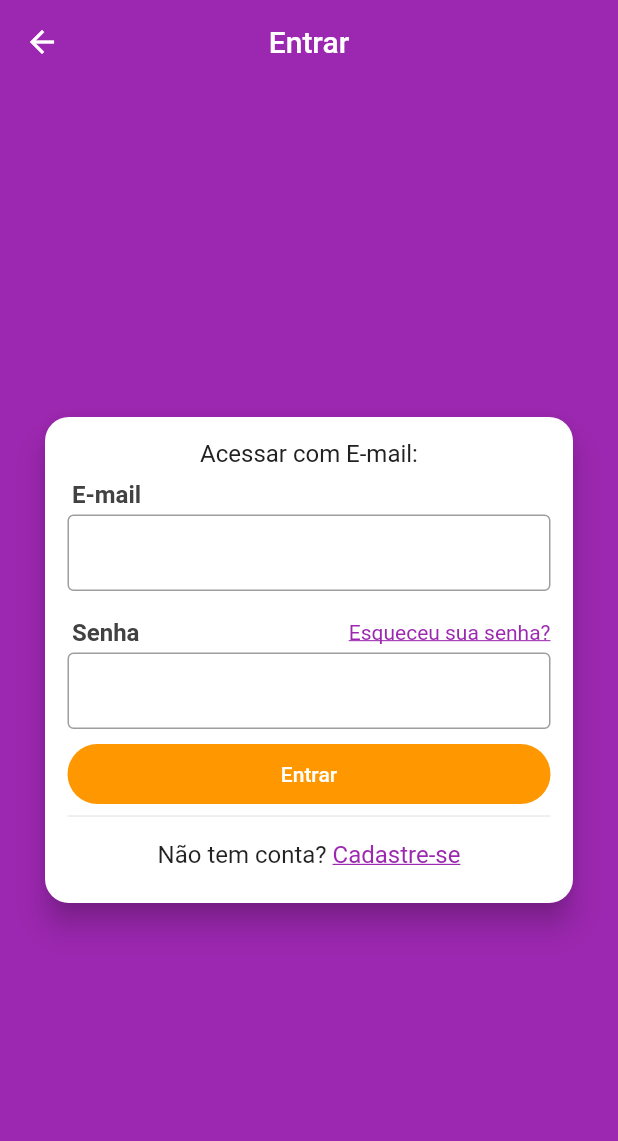
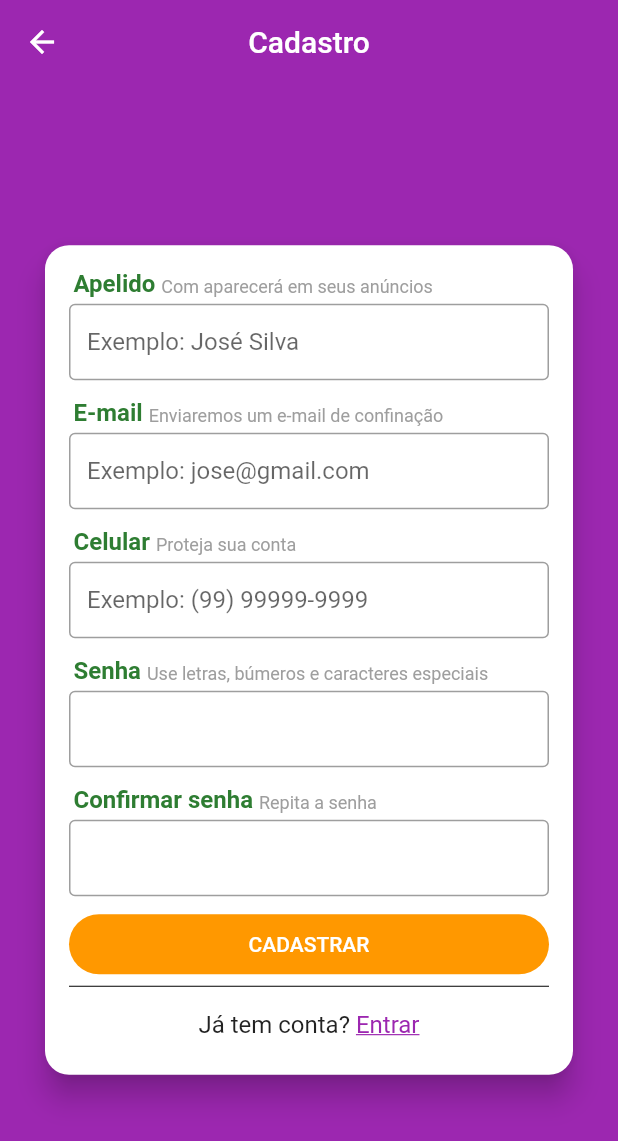
Before and after one commit to claudio-sr/olx-clone, a Flutter app: the LoginScreen screen opened directly, after a tap on "Cadastre-se", on a phone screen of 412 x 824 dp. Shown: the top 1141 px of the screen. Run offline on Flutter 3.47's test engine with Material 2 defaults, Android fonts, the phone set to English and light mode, and no system bars; our stand-ins replace brasil_fields, get_it, mobx, parse_server_sdk_flutter; generated files the repository leaves out were written again.

Commit message:
Tela de Cadastro

```diff
--- a/lib/screens/login/login_screen.dart
+++ b/lib/screens/login/login_screen.dart
@@ -1,4 +1,5 @@
 import 'package:flutter/material.dart';
+import 'package:xlo_clone/screens/signup/signup_screen.dart';
 
 class LoginScreen extends StatelessWidget {
   @override
@@ -88,7 +89,7 @@ class LoginScreen extends StatelessWidget {
                     height: 40,
                     child: RaisedButton(
                       color: Colors.orange,
-                      child: Text('Entrar'),
+                      child: Text('ENTRAR'),
                       textColor: Colors.white,
                       elevation: 0,
                       shape: RoundedRectangleBorder(
@@ -109,10 +110,10 @@ class LoginScreen extends StatelessWidget {
                         ),
                         GestureDetector(
                           onTap: () {
-                            /*Navigator.of(context).push(MaterialPageRoute(
-                              builder: (_) => SingUpScreen()
+                            Navigator.of(context).push(MaterialPageRoute(
+                              builder: (_) => SignUpScreen()
                             )
-                            );*/
+                            );
                           },
                           child: Text(
                             'Cadastre-se',
--- /dev/null
+++ b/lib/screens/signup/field_title.dart
@@ -0,0 +1,34 @@
+import 'package:flutter/material.dart';
+
+class FieldTitle extends StatelessWidget {
+
+  final String title;
+  final String subtitle;
+
+  FieldTitle({this.title, this.subtitle});
+
+  @override
+  Widget build(BuildContext context) {
+    return Padding(
+      padding: EdgeInsets.only(left: 3, bottom: 4),
+      child: Wrap(
+        crossAxisAlignment: WrapCrossAlignment.end,
+        children: [
+          Text('$title ',
+          style: TextStyle(
+            color: Colors.green[800],
+            fontSize: 16,
+            fontWeight: FontWeight.w700,
+            ),
+          ),
+          Text('$subtitle ',
+          style: TextStyle(
+            color: Colors.grey,
+            fontSize: 12,
+          ),
+          ),
+        ],
+      ),
+    );
+  }
+}
--- /dev/null
+++ b/lib/screens/signup/signup_screen.dart
@@ -0,0 +1,134 @@
+import 'package:brasil_fields/brasil_fields.dart';
+import 'package:flutter/material.dart';
+import 'package:flutter/services.dart';
+import 'package:xlo_clone/screens/signup/field_title.dart';
+
+class SignUpScreen extends StatelessWidget {
+  @override
+  Widget build(BuildContext context) {
+    return Scaffold(
+      appBar: AppBar(
+        title: const Text('Cadastro'),
+        centerTitle: true,
+      ),
+      body: Container(
+        alignment: Alignment.center,
+        child: SingleChildScrollView(
+          child: Card(
+            margin: EdgeInsets.symmetric(horizontal: 30),
+            shape: RoundedRectangleBorder(
+              borderRadius: BorderRadius.circular(16),
+            ),
+            elevation: 8,
+            child: Padding(
+              padding: EdgeInsets.all(16),
+              child: Column(
+                mainAxisSize: MainAxisSize.min,
+                crossAxisAlignment: CrossAxisAlignment.stretch,
+                children: [
+                  FieldTitle(
+                    title: 'Apelido',
+                    subtitle: 'Com aparecerá em seus anúncios',
+                  ),
+                  TextField(
+                    decoration: InputDecoration(
+                      border: OutlineInputBorder(),
+                      hintText: 'Exemplo: José Silva',
+                      isDense: true,
+                    ),
+                  ),
+                  const SizedBox(height: 12,),
+                  FieldTitle(
+                    title: 'E-mail',
+                    subtitle: 'Enviaremos um e-mail de confinação',
+                  ),
+                  TextField(
+                    decoration: InputDecoration(
+                      border: OutlineInputBorder(),
+                      hintText: 'Exemplo: jose@gmail.com',
+                      isDense: true,
+                    ),
+                    keyboardType: TextInputType.emailAddress,
+                  ),
+                  const SizedBox(height: 12,),
+                  FieldTitle(
+                    title: 'Celular',
+                    subtitle: 'Proteja sua conta',
+                  ),
+                  TextField(
+                    decoration: InputDecoration(
+                      border: OutlineInputBorder(),
+                      hintText: 'Exemplo: (99) 99999-9999',
+                      isDense: true,
+                    ),
+                    keyboardType: TextInputType.phone,
+                    inputFormatters: [
+                      FilteringTextInputFormatter.digitsOnly,
+                      TelefoneInputFormatter(),
+                    ],
+                  ),
+                  const SizedBox(height: 12,),
+                  FieldTitle(
+                    title: 'Senha',
+                    subtitle: 'Use letras, búmeros e caracteres especiais',
+                  ),
+                  TextField(
+                    decoration: InputDecoration(
+                      border: const OutlineInputBorder(),
+                      isDense: true,
+                    ),
+                    obscureText: true,
+                  ),
+                  const SizedBox(height: 12,),
+                  FieldTitle(
+                    title: 'Confirmar senha',
+                    subtitle: 'Repita a senha',
+                  ),
+                  TextField(
+                    decoration: InputDecoration(
+                      border: const OutlineInputBorder(),
+                      isDense: true,
+                    ),
+                    obscureText: true,
+                  ),
+                  const SizedBox(height: 12,),
+                  Container(
+                    height: 40,
+                    child: RaisedButton(
+                      color: Colors.orange,
+                      child: Text('CADASTRAR'),
+                      textColor: Colors.white,
+                      elevation: 0,
+                      shape: RoundedRectangleBorder(
+                        borderRadius: BorderRadius.circular(20),
+                      ),
+                      onPressed: (){},
+                    ),
+                  ),
+                  Divider(color: Colors.black,),
+                  Padding(
+                    padding: const EdgeInsets.symmetric(vertical: 8),
+                    child: Row(
+                      mainAxisAlignment: MainAxisAlignment.center,
+                      children: [
+                        const Text('Já tem conta? ',
+                        style: TextStyle(fontSize: 16),
+                        ),
+                        GestureDetector(
+                          onTap: () { Navigator.of(context).pop(); } ,
+                          child: Text('Entrar',
+                            style: TextStyle(decoration: TextDecoration.underline, color: Colors.purple, fontSize: 16),
+                        ),
+                        ),
+                      ],
+                    ),
+                  )
+                ],
+              ),
+            ),
+          ),
+        ),
+      ),
+    );
+  }
+}
--- a/pubspec.yaml
+++ b/pubspec.yaml
@@ -32,6 +32,7 @@ dependencies:
   mobx: ^1.2.1+4
   flutter_mobx: ^1.1.0+2
   get_it: ^5.0.4
+  brasil_fields: ^0.6.1
 
 dev_dependencies:
   flutter_test:
```
Also changed, not shown: pubspec.lock.
